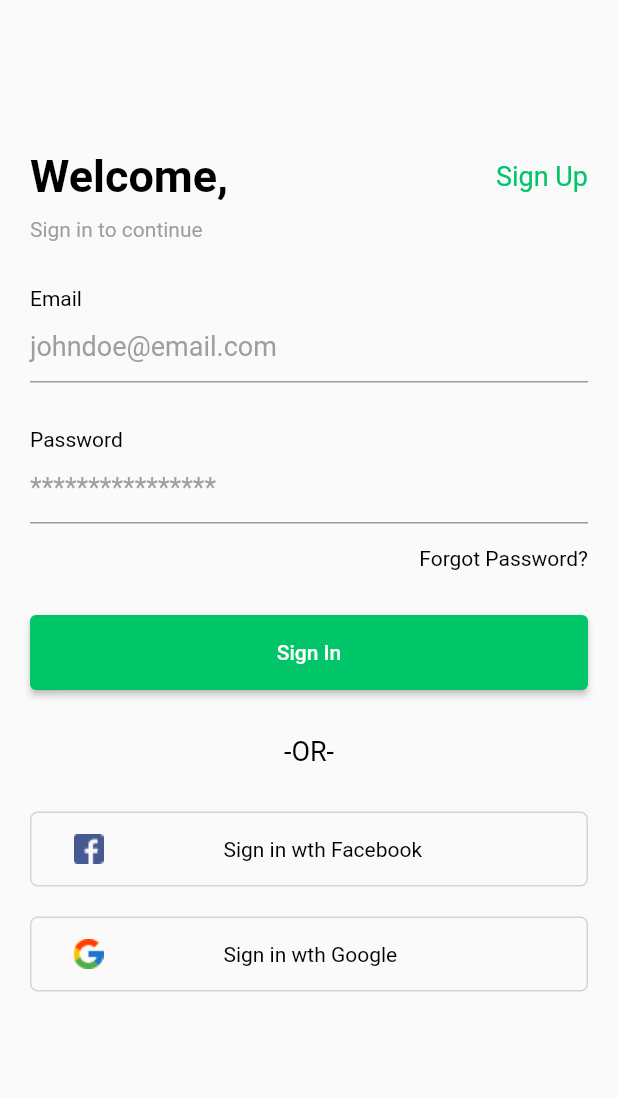
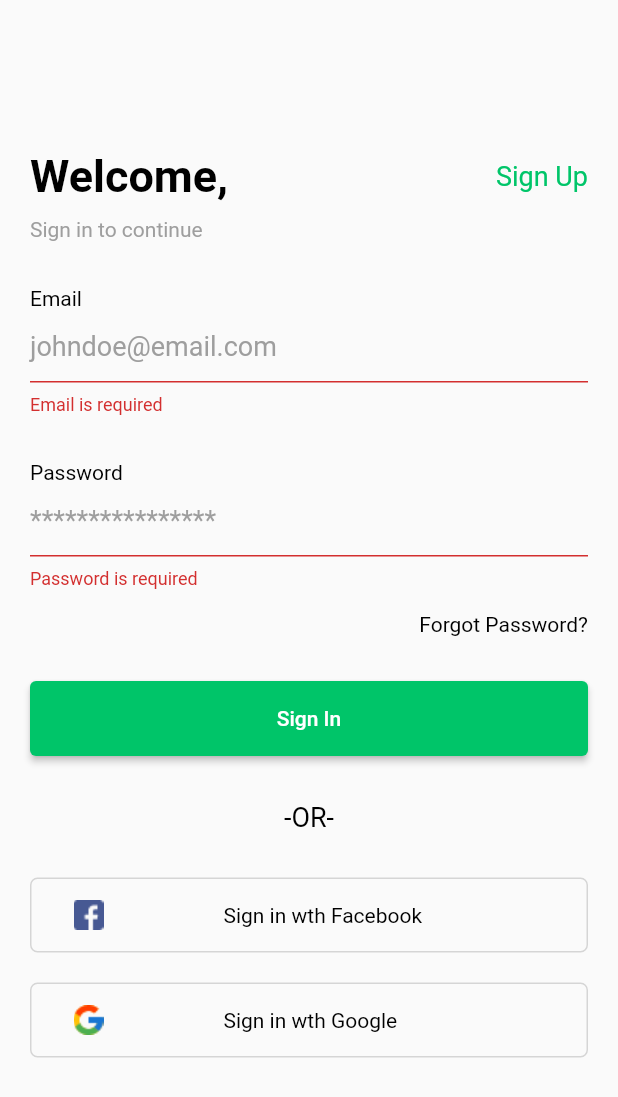
Before and after one commit to ahmedmandur/flutter_ecommerce, a Flutter app: the screen it shows after launch, after a tap on "Sign In", on a phone screen of 412 x 824 dp. Shown: the top 1097 px of the screen. Run offline on Flutter 3.47's test engine with Material 2 defaults, Android fonts, the phone set to English and light mode, and no system bars; our stand-ins replace firebase_auth, firebase_core, get, google_sign_in; missing offline and left inert: flutter_facebook_auth; accounts and stored records are empty.

Commit message:
finish email login with username and password

```diff
--- a/lib/main.dart
+++ b/lib/main.dart
@@ -1,4 +1,5 @@
 import 'package:ecommerce/screens/login_screen.dart';
+import 'package:ecommerce/widgets/control_view.dart';
 import 'package:firebase_core/firebase_core.dart';
 import 'package:flutter/material.dart';
 import 'package:get/get.dart';
@@ -18,9 +19,7 @@ class MyApp extends StatelessWidget {
     return GetMaterialApp(
       initialBinding: Binding(),
       debugShowCheckedModeBanner: false,
-      home: Scaffold(
-        body: LoginScreen(),
-      ),
+      home: ControlView(),
     );
   }
 }
--- a/lib/screens/login_screen.dart
+++ b/lib/screens/login_screen.dart
@@ -7,14 +7,21 @@ import 'package:flutter/material.dart';
 import 'package:get/get_state_manager/get_state_manager.dart';
 
 class LoginScreen extends GetWidget<AuthController> {
+  final globalKey = GlobalKey<FormState>();
+
   @override
   Widget build(BuildContext context) {
-    return SingleChildScrollView(
+    return Scaffold(
+      body: SingleChildScrollView(
         child: Padding(
             padding: const EdgeInsets.only(top: 100.0, right: 20.0, left: 20.0),
+            child: Form(
+              key: globalKey,
               child: Column(
                 children: [
-              Row(mainAxisAlignment: MainAxisAlignment.spaceBetween, children: [
+                  Row(
+                      mainAxisAlignment: MainAxisAlignment.spaceBetween,
+                      children: [
                         CustomText(
                           text: "Welcome,",
                           size: 30.0,
@@ -41,6 +48,15 @@ class LoginScreen extends GetWidget<AuthController> {
                       CustomInput(
                         labelText: "Email",
                         hintText: "johndoe@email.com",
+                        onSaved: (value) {
+                          controller.email = value ?? "";
+                        },
+                        validator: (value) {
+                          if (value == null || value.isEmpty) {
+                            return "Email is required";
+                          }
+                          return null;
+                        },
                       ),
                       SizedBox(
                         height: 30.0,
@@ -49,6 +65,15 @@ class LoginScreen extends GetWidget<AuthController> {
                         labelText: "Password",
                         hintText: "****************",
                         isPassword: true,
+                        onSaved: (value) {
+                          controller.password = value ?? "";
+                        },
+                        validator: (value) {
+                          if (value == null || value.isEmpty) {
+                            return "Password is required";
+                          }
+                          return null;
+                        },
                       ),
                       SizedBox(
                         height: 15.0,
@@ -63,7 +88,12 @@ class LoginScreen extends GetWidget<AuthController> {
                       ),
                       CustomButton(
                         text: "Sign In",
-                    onPressed: () {},
+                        onPressed: () {
+                          globalKey.currentState!.save();
+                          if (globalKey.currentState!.validate()) {
+                            controller.signinwithEmail();
+                          }
+                        },
                       ),
                       SizedBox(
                         height: 30.0,
@@ -99,7 +129,9 @@ class LoginScreen extends GetWidget<AuthController> {
                     ],
                   )
                 ],
+              ),
             )),
+      ),
     );
   }
 }
--- /dev/null
+++ b/lib/widgets/control_view.dart
@@ -0,0 +1,17 @@
+import 'package:ecommerce/core/controllers/auth_controller.dart';
+import 'package:ecommerce/screens/home_screen.dart';
+import 'package:ecommerce/screens/login_screen.dart';
+import 'package:flutter/material.dart';
+import 'package:get/get_state_manager/get_state_manager.dart';
+import 'package:get/get.dart';
+
+class ControlView extends GetWidget<AuthController> {
+  @override
+  Widget build(BuildContext context) {
+    return Obx(() {
+      return (Get.find<AuthController>().user != null)
+          ? HomeScreen()
+          : LoginScreen();
+    });
+  }
+}
```
Also changed, not shown: lib/core/controllers/auth_controller.dart (+57 -4 lines), lib/screens/home_screen.dart (added, +22 -0 lines). Lines whose indentation alone changed are shown as unchanged.
